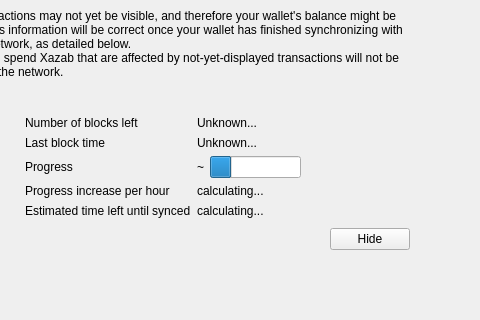
Qt form src/qt/forms/modaloverlay.ui (xazab/xazab) before a commit; both pictures show x 160 to 640 and y 81 to 401 of the 640 by 401 pixel window.
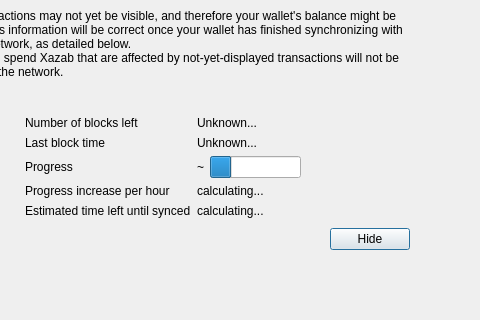
The same form after that commit. Custom widgets are drawn as their Qt base class.

```diff
--- a/src/qt/forms/modaloverlay.ui
+++ b/src/qt/forms/modaloverlay.ui
@@ -299,6 +299,12 @@
              <property name="text">
               <string>Hide</string>
              </property>
+             <property name="focusPolicy">
+              <enum>Qt::StrongFocus</enum>
+             </property>
+             <property name="default">
+              <bool>true</bool>
+             </property>
             </widget>
            </item>
           </layout>
```
